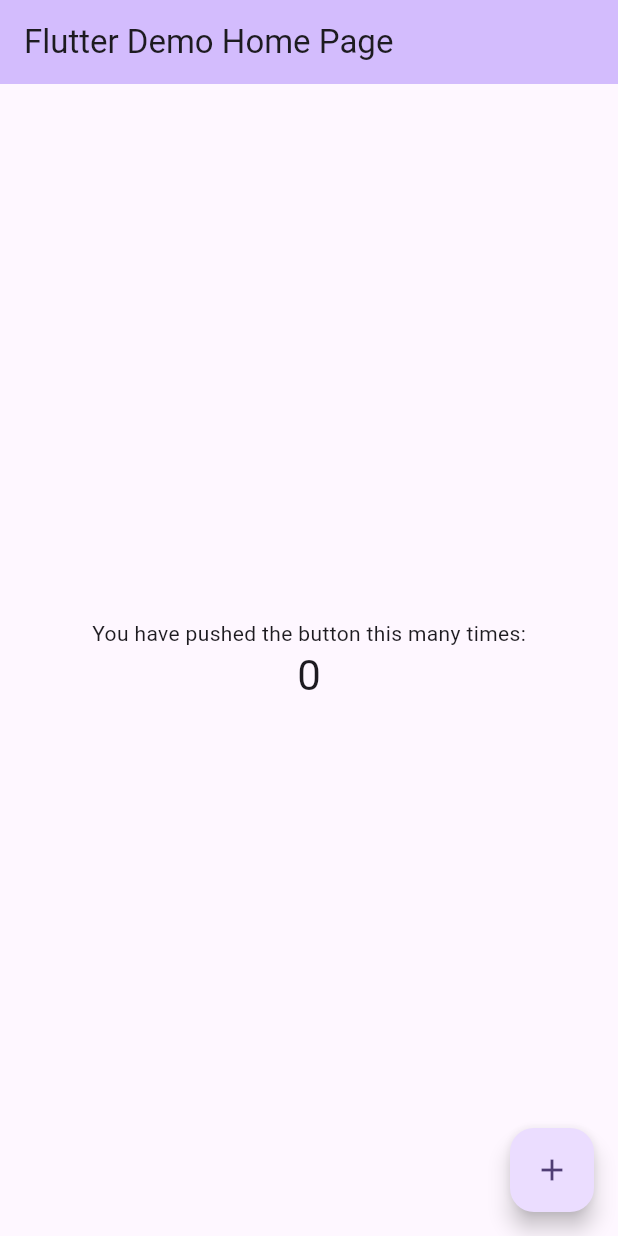
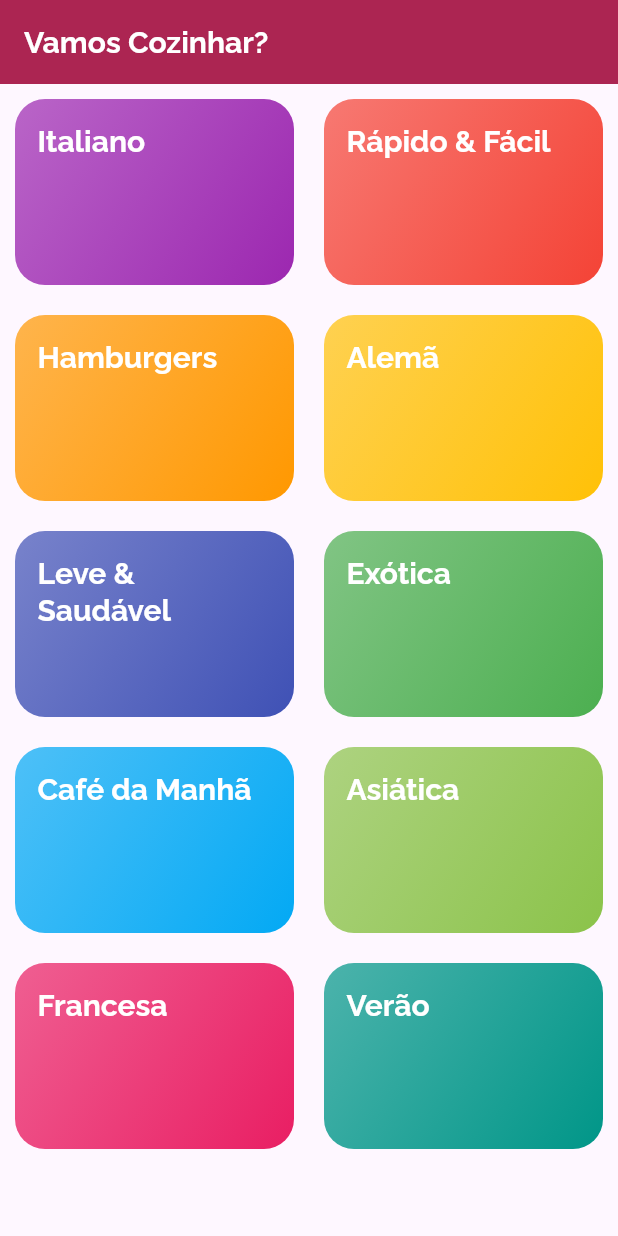
Before and after one commit to Kayene-Teixeira/CategoriesApp, a Flutter app: the screen it shows after launch, on a phone screen of 412 x 824 dp. Run offline on Flutter 3.47's test engine with Material 3 defaults, Android fonts, the phone set to English and light mode, and no system bars.

Commit message:
✨feat: implementando a lógica de rotas, as telas de categorias e de refeições das categorias, inclusão de fontes e temas.

```diff
--- /dev/null
+++ b/lib/components/category_item.dart
@@ -0,0 +1,43 @@
+import 'package:flutter/material.dart';
+import 'package:food_categories/models/category.dart';
+import 'package:food_categories/utils/app_routes.dart';
+
+class CategoryItem extends StatelessWidget {
+  const CategoryItem({super.key, required this.category});
+
+  final Category category;
+
+  void _selectCategory(BuildContext context) {
+    Navigator.of(context).pushNamed(
+      AppRoutes.categories_meals,
+      arguments: category,
+    );
+  }
+
+  @override
+  Widget build(BuildContext context) {
+    return InkWell(
+      onTap: () => _selectCategory(context),
+      borderRadius: BorderRadius.circular(20),
+      splashColor: Colors.black,
+      child: Container(
+        padding: const EdgeInsets.all(15),
+        decoration: BoxDecoration(
+          borderRadius: BorderRadius.circular(20),
+          gradient: LinearGradient(
+            colors: [
+              category.color.withOpacity(0.7),
+              category.color,
+            ],
+            begin: Alignment.topLeft,
+            end: Alignment.bottomRight,
+          ),
+        ),
+        child: Text(
+          category.title,
+          style: Theme.of(context).textTheme.titleLarge,
+        ),
+      ),
+    );
+  }
+}
--- /dev/null
+++ b/lib/data/dummy_data.dart
@@ -0,0 +1,55 @@
+import 'package:flutter/material.dart';
+import 'package:food_categories/models/category.dart';
+
+const DUMMY_CATEGORIES = [
+  Category(
+    id: 'c1',
+    title: 'Italiano',
+    color: Colors.purple,
+  ),
+  Category(
+    id: 'c2',
+    title: 'Rápido & Fácil',
+    color: Colors.red,
+  ),
+  Category(
+    id: 'c3',
+    title: 'Hamburgers',
+    color: Colors.orange,
+  ),
+  Category(
+    id: 'c4',
+    title: 'Alemã',
+    color: Colors.amber,
+  ),
+  Category(
+    id: 'c5',
+    title: 'Leve & Saudável',
+    color: Colors.indigo,
+  ),
+  Category(
+    id: 'c6',
+    title: 'Exótica',
+    color: Colors.green,
+  ),
+  Category(
+    id: 'c7',
+    title: 'Café da Manhã',
+    color: Colors.lightBlue,
+  ),
+  Category(
+    id: 'c8',
+    title: 'Asiática',
+    color: Colors.lightGreen,
+  ),
+  Category(
+    id: 'c9',
+    title: 'Francesa',
+    color: Colors.pink,
+  ),
+  Category(
+    id: 'c10',
+    title: 'Verão',
+    color: Colors.teal,
+  ),
+];
--- a/lib/main.dart
+++ b/lib/main.dart
@@ -1,4 +1,7 @@
 import 'package:flutter/material.dart';
+import 'package:food_categories/screens/categories_meals_screen.dart';
+import 'package:food_categories/screens/categories_screen.dart';
+import 'package:food_categories/utils/app_routes.dart';
 
 void main() {
   runApp(const MyApp());
@@ -7,119 +10,29 @@
 class MyApp extends StatelessWidget {
   const MyApp({super.key});
 
-  // This widget is the root of your application.
   @override
   Widget build(BuildContext context) {
+    final ThemeData tema = ThemeData();
+
     return MaterialApp(
-      title: 'Flutter Demo',
-      theme: ThemeData(
-        // This is the theme of your application.
-        //
-        // TRY THIS: Try running your application with "flutter run". You'll see
-        // the application has a purple toolbar. Then, without quitting the app,
-        // try changing the seedColor in the colorScheme below to Colors.green
-        // and then invoke "hot reload" (save your changes or press the "hot
-        // reload" button in a Flutter-supported IDE, or press "r" if you used
-        // the command line to start the app).
-        //
-        // Notice that the counter didn't reset back to zero; the application
-        // state is not lost during the reload. To reset the state, use hot
-        // restart instead.
-        //
-        // This works for code too, not just values: Most code changes can be
-        // tested with just a hot reload.
-        colorScheme: ColorScheme.fromSeed(seedColor: Colors.deepPurple),
-        useMaterial3: true,
+      title: 'Vamos Cozinhar?',
+      theme: tema.copyWith(
+        colorScheme: tema.colorScheme.copyWith(
+          primary: const Color.fromARGB(255, 172, 37, 82),
+          secondary: Colors.amber[100],
+        ),
+        textTheme: tema.textTheme.copyWith(
+          titleLarge: const TextStyle(
+            fontFamily: 'Raleway',
+            fontSize: 20,
+            fontWeight: FontWeight.bold,
+          ),
+        ),
       ),
-      home: const MyHomePage(title: 'Flutter Demo Home Page'),
+      routes: {
+        AppRoutes.home: (context) => const CategoriesScreen(),
+        AppRoutes.categories_meals: (context) => const CategoriesMealsScreen(),
+      },
     );
   }
 }
-
-class MyHomePage extends StatefulWidget {
-  const MyHomePage({super.key, required this.title});
-
-  // This widget is the home page of your application. It is stateful, meaning
-  // that it has a State object (defined below) that contains fields that affect
-  // how it looks.
-
-  // This class is the configuration for the state. It holds the values (in this
-  // case the title) provided by the parent (in this case the App widget) and
-  // used by the build method of the State. Fields in a Widget subclass are
-  // always marked "final".
-
-  final String title;
-
-  @override
-  State<MyHomePage> createState() => _MyHomePageState();
-}
-
-class _MyHomePageState extends State<MyHomePage> {
-  int _counter = 0;
-
-  void _incrementCounter() {
-    setState(() {
-      // This call to setState tells the Flutter framework that something has
-      // changed in this State, which causes it to rerun the build method below
-      // so that the display can reflect the updated values. If we changed
-      // _counter without calling setState(), then the build method would not be
-      // called again, and so nothing would appear to happen.
-      _counter++;
-    });
-  }
-
-  @override
-  Widget build(BuildContext context) {
-    // This method is rerun every time setState is called, for instance as done
-    // by the _incrementCounter method above.
-    //
-    // The Flutter framework has been optimized to make rerunning build methods
-    // fast, so that you can just rebuild anything that needs updating rather
-    // than having to individually change instances of widgets.
-    return Scaffold(
-      appBar: AppBar(
-        // TRY THIS: Try changing the color here to a specific color (to
-        // Colors.amber, perhaps?) and trigger a hot reload to see the AppBar
-        // change color while the other colors stay the same.
-        backgroundColor: Theme.of(context).colorScheme.inversePrimary,
-        // Here we take the value from the MyHomePage object that was created by
-        // the App.build method, and use it to set our appbar title.
-        title: Text(widget.title),
-      ),
-      body: Center(
-        // Center is a layout widget. It takes a single child and positions it
-        // in the middle of the parent.
-        child: Column(
-          // Column is also a layout widget. It takes a list of children and
-          // arranges them vertically. By default, it sizes itself to fit its
-          // children horizontally, and tries to be as tall as its parent.
-          //
-          // Column has various properties to control how it sizes itself and
-          // how it positions its children. Here we use mainAxisAlignment to
-          // center the children vertically; the main axis here is the vertical
-          // axis because Columns are vertical (the cross axis would be
-          // horizontal).
-          //
-          // TRY THIS: Invoke "debug painting" (choose the "Toggle Debug Paint"
-          // action in the IDE, or press "p" in the console), to see the
-          // wireframe for each widget.
-          mainAxisAlignment: MainAxisAlignment.center,
-          children: <Widget>[
-            const Text(
-              'You have pushed the button this many times:',
-            ),
-            Text(
-              '$_counter',
-              style: Theme.of(context).textTheme.headlineMedium,
-            ),
-          ],
-        ),
-      ),
-      floatingActionButton: FloatingActionButton(
-        onPressed: _incrementCounter,
-        tooltip: 'Increment',
-        child: const Icon(Icons.add),
-      ), // This trailing comma makes auto-formatting nicer for build methods.
-    );
-  }
-}
--- /dev/null
+++ b/lib/models/category.dart
@@ -0,0 +1,13 @@
+import 'package:flutter/material.dart';
+
+class Category {
+  final String id;
+  final String title;
+  final Color color;
+
+  const Category({
+    required this.id,
+    required this.title,
+    this.color = Colors.orange
+  });
+}
--- /dev/null
+++ b/lib/screens/categories_meals_screen.dart
@@ -0,0 +1,28 @@
+import 'package:flutter/material.dart';
+import 'package:food_categories/models/category.dart';
+
+class CategoriesMealsScreen extends StatelessWidget {
+  const CategoriesMealsScreen({
+    super.key,
+  });
+
+  @override
+  Widget build(BuildContext context) {
+    final category = ModalRoute.of(context)!.settings.arguments as Category;
+
+    return Scaffold(
+      appBar: AppBar(
+        title: Text(
+          category.title,
+          style: const TextStyle(
+            color: Colors.white,
+          ),
+        ),
+        backgroundColor: Theme.of(context).colorScheme.primary,
+      ),
+      body: Center(
+        child: Text('Receitas por categoria ${category.id}'),
+      ),
+    );
+  }
+}
--- /dev/null
+++ b/lib/screens/categories_screen.dart
@@ -0,0 +1,33 @@
+import 'package:flutter/material.dart';
+import 'package:food_categories/components/category_item.dart';
+import 'package:food_categories/data/dummy_data.dart';
+
+class CategoriesScreen extends StatelessWidget {
+  const CategoriesScreen({super.key});
+
+  @override
+  Widget build(BuildContext context) {
+    return Scaffold(
+      appBar: AppBar(
+        backgroundColor: Theme.of(context).colorScheme.primary,
+        title: const Text(
+          'Vamos Cozinhar?',
+          style: TextStyle(color: Colors.white),
+        ),
+      ),
+      body: GridView(
+        padding: EdgeInsets.all(10),
+        // Area de scroll, grid renderizada com o eixo horizontal
+        gridDelegate: const SliverGridDelegateWithMaxCrossAxisExtent(
+          maxCrossAxisExtent: 200, // cada elemento vai ter 200 de largura
+          childAspectRatio: 3 / 2, // proporção de cada elemento,
+          crossAxisSpacing: 20, // espacamento entre os elementos
+          mainAxisSpacing: 20, // espacamento entre os elementos
+        ),
+        children: DUMMY_CATEGORIES.map((cat) {
+          return CategoryItem(category: cat);
+        }).toList(),
+      ),
+    );
+  }
+}
--- /dev/null
+++ b/lib/utils/app_routes.dart
@@ -0,0 +1,4 @@
+class AppRoutes {
+  static const home = '/';
+  static const categories_meals = '/categories-meals';
+}
```
Also changed, not shown: pubspec.yaml (+8 -6 lines), assets/fonts/Raleway-Black.ttf (added), assets/fonts/Raleway-Bold.ttf (added), assets/fonts/Raleway-Regular.ttf (added).
